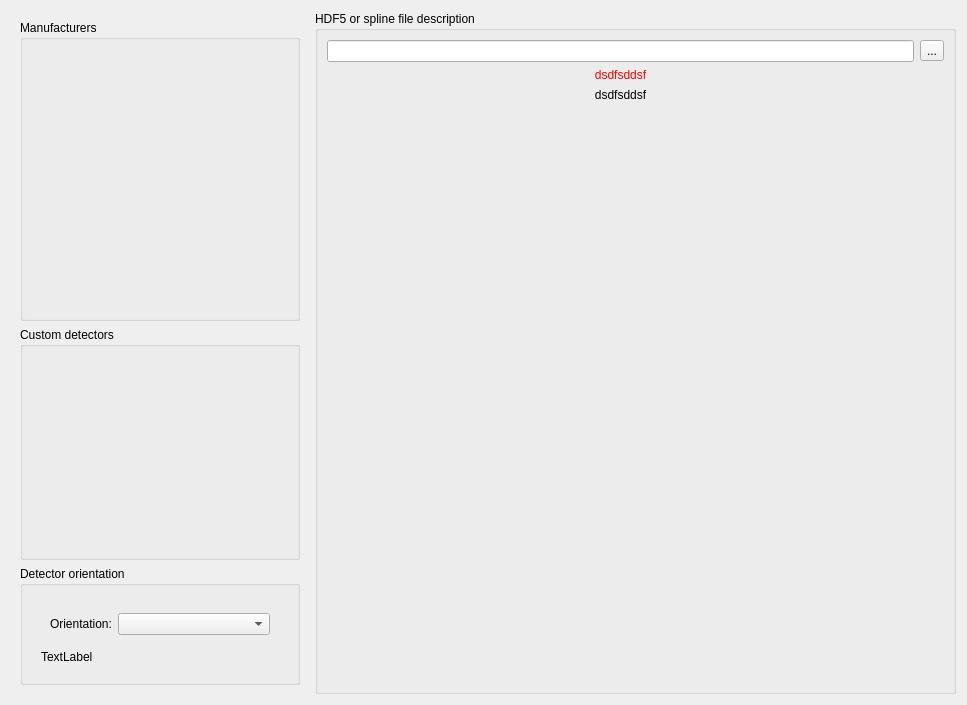
First picture: the form in src/pyFAI/resources/gui/detector-selection-drop.ui, repository silx-kit/pyFAI, before the edit.
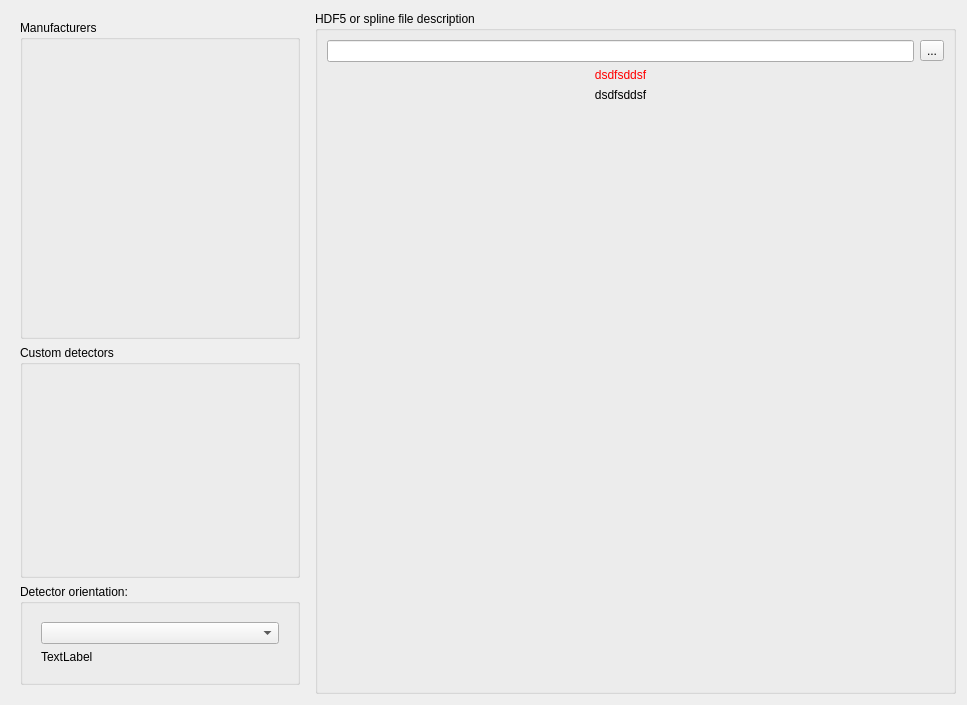
Second picture: the form after the edit. The open tabs and pages were chosen to show the change. Custom widgets are drawn as their Qt base class.

Commit message: Fix several small unconsistencies

```diff
--- a/src/pyFAI/resources/gui/detector-selection-drop.ui
+++ b/src/pyFAI/resources/gui/detector-selection-drop.ui
@@ -98,33 +98,14 @@
       <item>
        <widget class="QGroupBox" name="groupBox_6">
         <property name="title">
-         <string>Detector orientation </string>
+         <string>Detector orientation: </string>
         </property>
         <layout class="QVBoxLayout" name="verticalLayout_10">
          <item>
           <widget class="QWidget" name="widget_3" native="true">
            <layout class="QVBoxLayout" name="verticalLayout">
             <item>
-             <widget class="QWidget" name="widget_4" native="true">
-              <layout class="QHBoxLayout" name="horizontalLayout">
-               <item>
-                <widget class="QLabel" name="_energyUnit_6">
-                 <property name="sizePolicy">
-                  <sizepolicy hsizetype="Fixed" vsizetype="Preferred">
-                   <horstretch>0</horstretch>
-                   <verstretch>0</verstretch>
-                  </sizepolicy>
-                 </property>
-                 <property name="text">
-                  <string>Orientation:</string>
-                 </property>
-                </widget>
-               </item>
-               <item>
-                <widget class="QComboBox" name="_detectorOrientation"/>
-               </item>
-              </layout>
-             </widget>
+             <widget class="QComboBox" name="_detectorOrientation"/>
             </item>
             <item>
              <widget class="QLabel" name="_detectorOrientationLabel">
```
Left out of the diff: 6 changed lines with no effect on the pictures. The commit also changes 2 other files.
